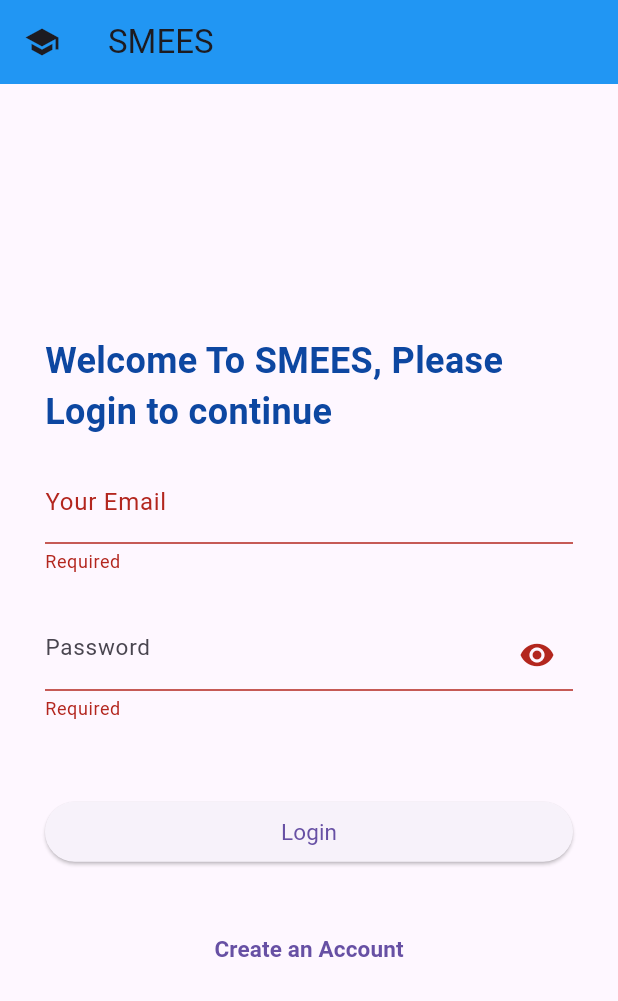
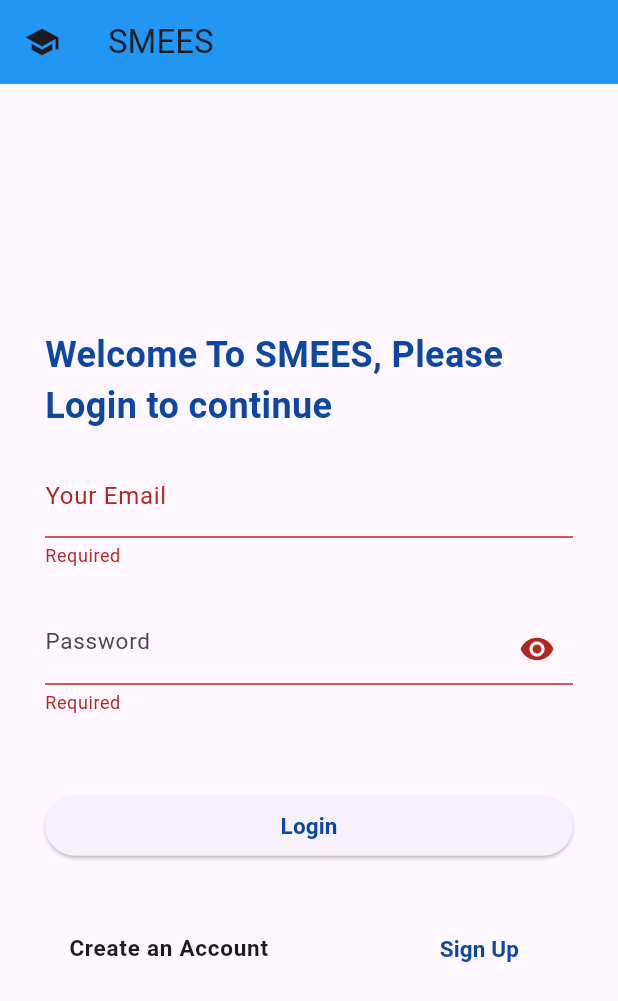
Before and after one commit to mgemoraw/smees_app, a Flutter app: the screen it shows after launch, after a tap on "Login", on a phone screen of 412 x 824 dp. Shown: the top 1001 px of the screen. Run offline on Flutter 3.47's test engine with Material 3 defaults, Android fonts, the phone set to English and light mode, and no system bars; our stand-ins replace auto_route, cloud_firestore, dio, firebase_auth, firebase_core, fl_chart and 8 more; accounts and stored records are empty.

Commit message:
updating firebase authentication login and register

```diff
--- a/lib/models/firestore_user_model.dart
+++ b/lib/models/firestore_user_model.dart
@@ -3,6 +3,7 @@ class UserModel {
   String username;
   String email;
   String department;
+  String? university;
   String role;
   DateTime createdAt;
   UserModel({
@@ -12,6 +13,8 @@ class UserModel {
     required this.department,
     required this.role,
     required this.createdAt,
+    this.university,
+
   });
 
   // Convert UserModel to a Map (for Firestore)
@@ -34,6 +37,7 @@ class UserModel {
       email: map['email'],
       role: map['role'],
       department: map['department'],
+      university: null,
       createdAt:
           DateTime.parse(map['createdAt'] ?? DateTime.now().toIso8601String()),
     );
--- a/lib/services/auth_screen.dart
+++ b/lib/services/auth_screen.dart
@@ -28,12 +28,13 @@ class _AuthScreenState extends State<AuthScreen> {
   final TextEditingController idController = TextEditingController();
   final TextEditingController usernameController = TextEditingController();
   final TextEditingController departmentController = TextEditingController();
-  var department = "";
+  String department = "null";
   User _user = User();
   String emptyError = "";
   bool isLogin = true;
   bool _isObscure = true;
   final AuthService authService = AuthService();
+  bool isLoading = false;
 
   @override
   void dispose(){
@@ -44,7 +45,6 @@ class _AuthScreenState extends State<AuthScreen> {
     emailController.dispose();
     password1Controller.dispose();
     password2Controller.dispose();
-    departmentController.dispose();
     universityController.dispose();
     super.dispose();
   }
@@ -60,12 +60,16 @@ class _AuthScreenState extends State<AuthScreen> {
   void handleAuth() async {
     String email = emailController.text.trim();
     String password1 = password1Controller.text.trim();
+    String password2 = password2Controller.text.trim();
     String username = usernameController.text.trim();
-    String department = departmentController.text.trim();
+
     String university = universityController.text.trim();
     String fname = fnameController.text.trim();
     String mname = mnameController.text.trim();
     String lname = lnameController.text.trim();
+    String password = "";
+    UserModel? data;
+
 
     if (isLogin){
       if (email.isEmpty||password1.isEmpty){
@@ -80,12 +84,16 @@ class _AuthScreenState extends State<AuthScreen> {
       });
       // Login
       try {
+        setState(() {
+          isLoading = true;
+        });
         var user = await authService.login(email, password1);
-        if (user != null && user.role == 'student') {
+        if (user != null){ // && user.role == 'student') {
 
           setState(() {
             // set global user state
             _user = User.fromMap(user.toMap());
+
           });
           // Navigator.pushReplacementNamed(context, "/");
           Navigator.push(
@@ -93,30 +101,62 @@ class _AuthScreenState extends State<AuthScreen> {
             MaterialPageRoute(builder: (context) => Home(title: "SMEES", department: ""))
           );
         } else {
+
           ScaffoldMessenger.of(context)
               .showSnackBar(SnackBar(content: Text("Login Error: Access denied "),backgroundColor: Colors.redAccent,));
         }
       } catch(err){
         ScaffoldMessenger.of(context)
             .showSnackBar(SnackBar(content: Text("Login Error: ${err.toString()}")));
+      } finally {
+        setState(() {
+          isLoading = false;
+        });
       }
     } else{
       //
-      if (email.isEmpty) {
+      if (username.isNotEmpty || email.isNotEmpty || password1.isNotEmpty || password2.isNotEmpty || department.isNotEmpty||university.isNotEmpty) {
+        if (password1 != password2){
           ScaffoldMessenger.of(context).showSnackBar(
             SnackBar(
-            content: Text("Plese fill all fields"),
+              content: Text("Passwords do not match"),
             ),
           );
+          return ;
+        } else {
+          password = password1;
         }
+
+        data = UserModel(
+          uid: "",
+          username: username,
+          email: email,
+          department: department,
+          createdAt: DateTime.now(),
+          role: 'student',
+        );
+      }
+
       // Register
+      try {
+        setState(() {
+          isLoading = true;
+        });
         var user =
-      await authService.register(email, password1, username, department);
+        await authService.register(email, password, data!);
         if (user != null) {
           ScaffoldMessenger.of(context)
               .showSnackBar(SnackBar(content: Text("Register Sucess")));
         }
         return;
+      }catch (err){
+        //
+      } finally {
+        setState(() {
+          isLoading = false;
+        });
+      }
+
     }
 
   }
@@ -148,35 +188,66 @@ class _AuthScreenState extends State<AuthScreen> {
                   SizedBox(height: 16.0),
                   if (!isLogin) Column(
                     children: [
-                      TextField(
-                        controller: fnameController,
-                        decoration: InputDecoration(labelText: "First Name"),
-                      ),
-                      TextField(
-                        controller: mnameController,
-                        decoration: InputDecoration(labelText: "Father Name"),
-                        style: TextStyle(fontSize:15),
-                      ),
-                      TextField(
-                        controller: lnameController,
-                        decoration: InputDecoration(labelText: "G.F Name"),
-                        style: TextStyle(fontSize:15),
-                      ),
+                      // TextField(
+                      //   controller: fnameController,
+                      //   decoration: InputDecoration(
+                      //       labelText: "First Name",
+                      //       error: fnameController.text.isEmpty ? Text("Required") : null,
+                      //   ),
+                      //
+                      // ),
+                      // TextField(
+                      //   controller: mnameController,
+                      //   decoration: InputDecoration(
+                      //       labelText: "Father Name",
+                      //     error: mnameController.text.isEmpty ? Text("Required") : null,
+                      //   ),
+                      //   style: TextStyle(fontSize:15),
+                      // ),
+                      // TextField(
+                      //   controller: lnameController,
+                      //   decoration: InputDecoration(
+                      //     labelText: "G.F Name",
+                      //     error: lnameController.text.isEmpty ? Text("Required") : null,
+                      //   ),
+                      //   style: TextStyle(fontSize:15),
+                      // ),
                       TextField(
                         controller: usernameController,
-                        decoration: InputDecoration(labelText: "Student ID"),
+                        decoration: InputDecoration(
+                            labelText: "Student ID",
+                          error: usernameController.text.isEmpty ? Text("Required") : null,
+                        ),
                         style: TextStyle(fontSize:15),
 
                       ),
-                      // department dropdown option to choose
-                     DepartmentOptions(),
-
+                      // university
                       TextField(
                         controller: universityController,
-                        decoration: InputDecoration(labelText: "University"),
+                        decoration: InputDecoration(
+                          labelText: "University",
+                          error: universityController.text.isEmpty ? Text
+                            ("Required") : null,
+                        ),
                         style: TextStyle(fontSize:15),
+                      ),
+                      // department dropdown option to choose
+                      SingleChildScrollView(
+                        scrollDirection: Axis.horizontal,
+                        child: DropdownButton(
+                          hint: Text("Choose you field of study"),
+                            padding: EdgeInsets.all(16.0),
+                            items: getDepartments(),
+                            value: department!='null'? department : "Choose Field of Study",
+                            onChanged: (value){
+                              setState(() {
+                                department = value!;
+                              });
+                            },
+                        ),
+                      ),
 
-                      ),
+
                     ],
                   ),
 
@@ -259,19 +330,30 @@ class _AuthScreenState extends State<AuthScreen> {
                     //     );
                     //   }
                     // },
-                    child: Text(isLogin ? "Login" : "Register", style:
-                    TextStyle(fontSize: 15)),
+
+                    child: isLoading ? const CircularProgressIndicator()
+                        : Text(isLogin ? "Login" : "Register", style:
+                    TextStyle(fontSize: 15, color: Colors.blue[900], fontWeight: FontWeight.bold)),
                   ),
                 ),
                 SizedBox(height: 30),
 
-                TextButton(
-                  onPressed: () => setState(() => isLogin = !isLogin),
-                  child: Text(
+                ListTile(
+                  title: Text(
                     isLogin ? "Create an Account" : "Already have an "
-                          "account ?", style: TextStyle(fontSize: 15,
+                        "account?",
+                    style: TextStyle(fontSize: 15,
                         fontWeight: FontWeight.bold ),),
-                )
+                  trailing: TextButton(
+                    child:Text(isLogin ? "Sign Up" : "Log In",
+                        style: TextStyle(
+                            fontSize: 15,
+                            color: Colors.blue[900],
+                            fontWeight: FontWeight.bold)),
+                    onPressed:  () => setState(() => isLogin = !isLogin),
+                ),
+                ),
+
               ],
             ),
 
```
Also changed, not shown: lib/services/firebase_auth_service.dart (+21 -7 lines), lib/views/common/status_card.dart (+4 -4 lines), 4 other files. Lines whose indentation alone changed are shown as unchanged.
